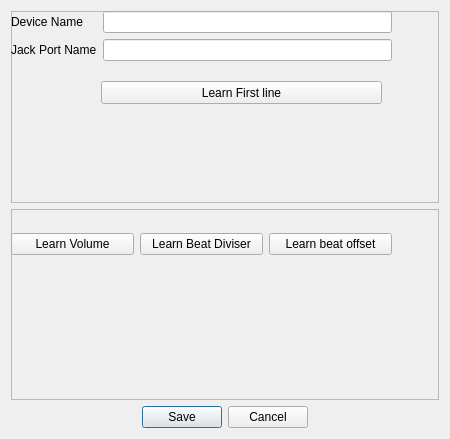
Vampouille/superboucle, file learn_ui.ui: the form before one commit.
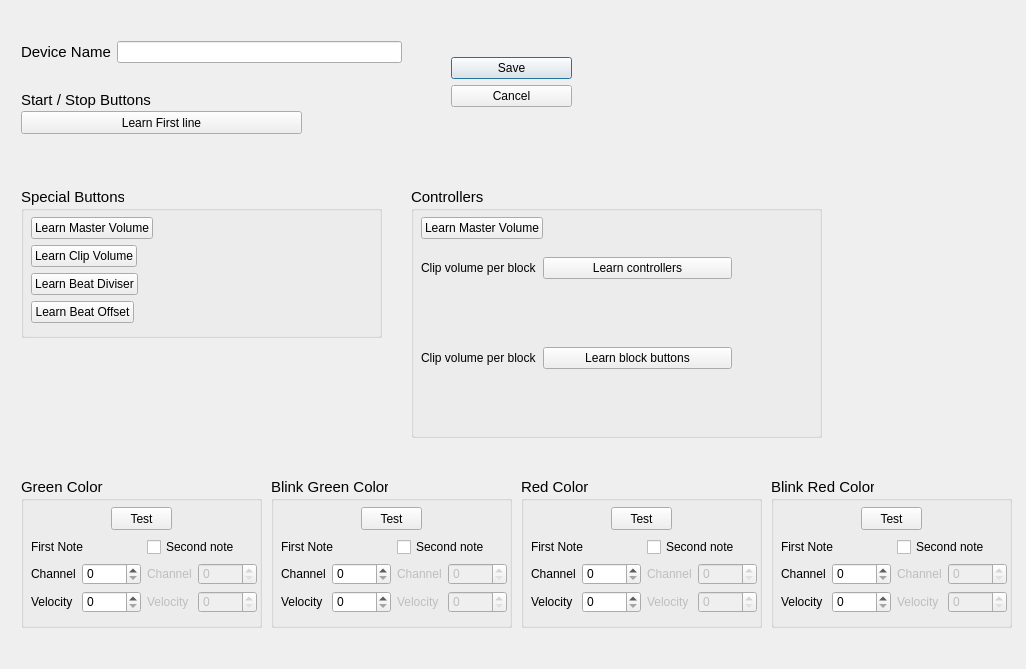
The form after the commit.

Commit message: Add many widgets and add a spacer to keep fixed between cells and others

Diff of the .ui file:
```diff
--- a/learn_ui.ui
+++ b/learn_ui.ui
@@ -6,8 +6,8 @@
    <rect>
     <x>0</x>
     <y>0</y>
-    <width>450</width>
-    <height>439</height>
+    <width>1026</width>
+    <height>669</height>
    </rect>
   </property>
   <property name="sizePolicy">
@@ -16,6 +16,12 @@
     <verstretch>0</verstretch>
    </sizepolicy>
   </property>
+  <property name="font">
+   <font>
+    <family>Lato</family>
+    <pointsize>11</pointsize>
+   </font>
+  </property>
   <property name="windowTitle">
    <string>New Device</string>
   </property>
@@ -29,7 +35,7 @@
    <item>
     <widget class="QFrame" name="frame">
      <property name="sizePolicy">
-      <sizepolicy hsizetype="Minimum" vsizetype="Minimum">
+      <sizepolicy hsizetype="Minimum" vsizetype="Fixed">
        <horstretch>0</horstretch>
        <verstretch>0</verstretch>
       </sizepolicy>
@@ -37,11 +43,11 @@
      <property name="minimumSize">
       <size>
        <width>0</width>
-       <height>104</height>
+       <height>110</height>
       </size>
      </property>
      <property name="frameShape">
-      <enum>QFrame::StyledPanel</enum>
+      <enum>QFrame::NoFrame</enum>
      </property>
      <property name="frameShadow">
       <enum>QFrame::Raised</enum>
@@ -49,10 +55,10 @@
      <widget class="QWidget" name="formLayoutWidget">
       <property name="geometry">
        <rect>
-        <x>0</x>
-        <y>0</y>
+        <x>10</x>
+        <y>10</y>
         <width>381</width>
-        <height>61</height>
+        <height>31</height>
        </rect>
       </property>
       <layout class="QFormLayout" name="formLayout">
@@ -61,6 +67,11 @@
        </property>
        <item row="0" column="0">
         <widget class="QLabel" name="label">
+         <property name="font">
+          <font>
+           <pointsize>11</pointsize>
+          </font>
+         </property>
          <property name="text">
           <string>Device Name</string>
          </property>
@@ -69,23 +80,13 @@
        <item row="0" column="1">
         <widget class="QLineEdit" name="lineEdit"/>
        </item>
-       <item row="1" column="0">
-        <widget class="QLabel" name="label_2">
-         <property name="text">
-          <string>Jack Port Name</string>
-         </property>
-        </widget>
-       </item>
-       <item row="1" column="1">
-        <widget class="QLineEdit" name="lineEdit_2"/>
-       </item>
       </layout>
      </widget>
      <widget class="QPushButton" name="firstLine">
       <property name="geometry">
        <rect>
-        <x>90</x>
-        <y>70</y>
+        <x>10</x>
+        <y>80</y>
         <width>281</width>
         <height>23</height>
        </rect>
@@ -94,19 +95,76 @@
        <string>Learn First line</string>
       </property>
      </widget>
+     <widget class="QLabel" name="label_8">
+      <property name="geometry">
+       <rect>
+        <x>10</x>
+        <y>60</y>
+        <width>149</width>
+        <height>18</height>
+       </rect>
+      </property>
+      <property name="font">
+       <font>
+        <pointsize>11</pointsize>
+       </font>
+      </property>
+      <property name="text">
+       <string>Start / Stop Buttons</string>
+      </property>
+     </widget>
+     <widget class="QDialogButtonBox" name="buttonBox">
+      <property name="geometry">
+       <rect>
+        <x>440</x>
+        <y>20</y>
+        <width>121</width>
+        <height>61</height>
+       </rect>
+      </property>
+      <property name="orientation">
+       <enum>Qt::Vertical</enum>
+      </property>
+      <property name="standardButtons">
+       <set>QDialogButtonBox::Cancel|QDialogButtonBox::Save</set>
+      </property>
+      <property name="centerButtons">
+       <bool>true</bool>
+      </property>
+     </widget>
     </widget>
    </item>
    <item>
-    <layout class="QGridLayout" name="gridLayout" rowstretch="0">
+    <layout class="QHBoxLayout" name="horizontalLayout_3">
      <property name="sizeConstraint">
       <enum>QLayout::SetMinimumSize</enum>
      </property>
+     <item>
+      <layout class="QGridLayout" name="gridLayout">
+       <property name="sizeConstraint">
+        <enum>QLayout::SetMinAndMaxSize</enum>
+       </property>
+      </layout>
+     </item>
+     <item>
+      <spacer name="horizontalSpacer">
+       <property name="orientation">
+        <enum>Qt::Horizontal</enum>
+       </property>
+       <property name="sizeHint" stdset="0">
+        <size>
+         <width>1000</width>
+         <height>20</height>
+        </size>
+       </property>
+      </spacer>
+     </item>
     </layout>
    </item>
    <item>
     <widget class="QFrame" name="frame_2">
      <property name="sizePolicy">
-      <sizepolicy hsizetype="Minimum" vsizetype="Minimum">
+      <sizepolicy hsizetype="Minimum" vsizetype="Fixed">
        <horstretch>0</horstretch>
        <verstretch>0</verstretch>
       </sizepolicy>
@@ -114,61 +172,758 @@
      <property name="minimumSize">
       <size>
        <width>0</width>
-       <height>80</height>
+       <height>449</height>
       </size>
      </property>
      <property name="frameShape">
-      <enum>QFrame::StyledPanel</enum>
+      <enum>QFrame::NoFrame</enum>
      </property>
      <property name="frameShadow">
       <enum>QFrame::Raised</enum>
      </property>
-     <widget class="QWidget" name="horizontalLayoutWidget">
+     <widget class="QGroupBox" name="groupBox">
       <property name="geometry">
        <rect>
-        <x>0</x>
+        <x>10</x>
         <y>0</y>
-        <width>381</width>
-        <height>71</height>
+        <width>361</width>
+        <height>151</height>
        </rect>
       </property>
-      <layout class="QHBoxLayout" name="horizontalLayout">
-       <item>
-        <widget class="QPushButton" name="pushButton_2">
-         <property name="text">
-          <string>Learn Volume</string>
-         </property>
-        </widget>
-       </item>
-       <item>
-        <widget class="QPushButton" name="pushButton_3">
-         <property name="text">
-          <string>Learn Beat Diviser</string>
-         </property>
-        </widget>
-       </item>
-       <item>
-        <widget class="QPushButton" name="pushButton_4">
-         <property name="text">
-          <string>Learn beat offset</string>
-         </property>
-        </widget>
-       </item>
-      </layout>
+      <property name="font">
+       <font>
+        <pointsize>11</pointsize>
+       </font>
+      </property>
+      <property name="title">
+       <string>Special Buttons</string>
+      </property>
+      <widget class="QWidget" name="formLayoutWidget_2">
+       <property name="geometry">
+        <rect>
+         <x>10</x>
+         <y>30</y>
+         <width>351</width>
+         <height>121</height>
+        </rect>
+       </property>
+       <layout class="QFormLayout" name="formLayout_2">
+        <item row="0" column="0">
+         <widget class="QPushButton" name="pushButton_2">
+          <property name="text">
+           <string>Learn Master Volume</string>
+          </property>
+         </widget>
+        </item>
+        <item row="1" column="0">
+         <widget class="QPushButton" name="learn_clip_volume">
+          <property name="text">
+           <string>Learn Clip Volume</string>
+          </property>
+         </widget>
+        </item>
+        <item row="2" column="0">
+         <widget class="QPushButton" name="learn_beat_diviser">
+          <property name="text">
+           <string>Learn Beat Diviser</string>
+          </property>
+         </widget>
+        </item>
+        <item row="3" column="0">
+         <widget class="QPushButton" name="learn_beat_offset">
+          <property name="text">
+           <string>Learn Beat Offset</string>
+          </property>
+         </widget>
+        </item>
+        <item row="0" column="1">
+         <widget class="QLabel" name="label_2">
+          <property name="text">
+           <string/>
+          </property>
+         </widget>
+        </item>
+        <item row="1" column="1">
+         <widget class="QLabel" name="label_23">
+          <property name="text">
+           <string/>
+          </property>
+         </widget>
+        </item>
+        <item row="2" column="1">
+         <widget class="QLabel" name="label_24">
+          <property name="text">
+           <string/>
+          </property>
+         </widget>
+        </item>
+        <item row="3" column="1">
+         <widget class="QLabel" name="label_25">
+          <property name="text">
+           <string/>
+          </property>
+         </widget>
+        </item>
+       </layout>
+      </widget>
      </widget>
-    </widget>
-   </item>
-   <item>
-    <widget class="QDialogButtonBox" name="buttonBox">
-     <property name="orientation">
-      <enum>Qt::Horizontal</enum>
-     </property>
-     <property name="standardButtons">
-      <set>QDialogButtonBox::Cancel|QDialogButtonBox::Save</set>
-     </property>
-     <property name="centerButtons">
-      <bool>true</bool>
-     </property>
+     <widget class="QGroupBox" name="groupBox_2">
+      <property name="geometry">
+       <rect>
+        <x>400</x>
+        <y>0</y>
+        <width>411</width>
+        <height>251</height>
+       </rect>
+      </property>
+      <property name="font">
+       <font>
+        <pointsize>11</pointsize>
+       </font>
+      </property>
+      <property name="title">
+       <string>Controllers</string>
+      </property>
+      <widget class="QWidget" name="formLayoutWidget_7">
+       <property name="geometry">
+        <rect>
+         <x>10</x>
+         <y>30</y>
+         <width>341</width>
+         <height>31</height>
+        </rect>
+       </property>
+       <layout class="QFormLayout" name="formLayout_7">
+        <property name="fieldGrowthPolicy">
+         <enum>QFormLayout::AllNonFixedFieldsGrow</enum>
+        </property>
+        <item row="0" column="0">
+         <widget class="QPushButton" name="pushButton_3">
+          <property name="text">
+           <string>Learn Master Volume</string>
+          </property>
+         </widget>
+        </item>
+        <item row="0" column="1">
+         <widget class="QLabel" name="label_26">
+          <property name="text">
+           <string/>
+          </property>
+         </widget>
+        </item>
+       </layout>
+      </widget>
+      <widget class="QWidget" name="horizontalLayoutWidget">
+       <property name="geometry">
+        <rect>
+         <x>10</x>
+         <y>100</y>
+         <width>101</width>
+         <height>52</height>
+        </rect>
+       </property>
+       <layout class="QHBoxLayout" name="ctrlsHorizontalLayout">
+        <property name="sizeConstraint">
+         <enum>QLayout::SetMinimumSize</enum>
+        </property>
+       </layout>
+      </widget>
+      <widget class="QWidget" name="horizontalLayoutWidget_2">
+       <property name="geometry">
+        <rect>
+         <x>10</x>
+         <y>190</y>
+         <width>101</width>
+         <height>51</height>
+        </rect>
+       </property>
+       <layout class="QHBoxLayout" name="btsHorizontalLayout_2"/>
+      </widget>
+      <widget class="QWidget" name="formLayoutWidget_3">
+       <property name="geometry">
+        <rect>
+         <x>10</x>
+         <y>70</y>
+         <width>311</width>
+         <height>31</height>
+        </rect>
+       </property>
+       <layout class="QFormLayout" name="formLayout_3">
+        <item row="0" column="0">
+         <widget class="QLabel" name="label_9">
+          <property name="text">
+           <string>Clip volume per block</string>
+          </property>
+         </widget>
+        </item>
+        <item row="0" column="1">
+         <widget class="QPushButton" name="pushButton">
+          <property name="text">
+           <string>Learn controllers</string>
+          </property>
+         </widget>
+        </item>
+       </layout>
+      </widget>
+      <widget class="QWidget" name="formLayoutWidget_4">
+       <property name="geometry">
+        <rect>
+         <x>10</x>
+         <y>160</y>
+         <width>311</width>
+         <height>31</height>
+        </rect>
+       </property>
+       <layout class="QFormLayout" name="formLayout_4">
+        <item row="0" column="0">
+         <widget class="QLabel" name="label_10">
+          <property name="text">
+           <string>Clip volume per block</string>
+          </property>
+         </widget>
+        </item>
+        <item row="0" column="1">
+         <widget class="QPushButton" name="pushButton_4">
+          <property name="text">
+           <string>Learn block buttons</string>
+          </property>
+         </widget>
+        </item>
+       </layout>
+      </widget>
+     </widget>
+     <widget class="QGroupBox" name="groupBox_3">
+      <property name="geometry">
+       <rect>
+        <x>10</x>
+        <y>290</y>
+        <width>241</width>
+        <height>151</height>
+       </rect>
+      </property>
+      <property name="font">
+       <font>
+        <pointsize>11</pointsize>
+       </font>
+      </property>
+      <property name="title">
+       <string>Green Color</string>
+      </property>
+      <widget class="QPushButton" name="learn_green">
+       <property name="geometry">
+        <rect>
+         <x>90</x>
+         <y>30</y>
+         <width>61</width>
+         <height>23</height>
+        </rect>
+       </property>
+       <property name="text">
+        <string>Test</string>
+       </property>
+      </widget>
+      <widget class="QWidget" name="gridLayoutWidget">
+       <property name="geometry">
+        <rect>
+         <x>10</x>
+         <y>60</y>
+         <width>226</width>
+         <height>91</height>
+        </rect>
+       </property>
+       <layout class="QGridLayout" name="gridLayout_2">
+        <item row="0" column="0">
+         <widget class="QLabel" name="label_27">
+          <property name="text">
+           <string>First Note</string>
+          </property>
+         </widget>
+        </item>
+        <item row="0" column="1">
+         <widget class="QCheckBox" name="green_has2">
+          <property name="text">
+           <string>Second note</string>
+          </property>
+         </widget>
+        </item>
+        <item row="1" column="0">
+         <layout class="QFormLayout" name="formLayout_8">
+          <item row="0" column="0">
+           <widget class="QLabel" name="label_3">
+            <property name="text">
+             <string>Channel</string>
+            </property>
+           </widget>
+          </item>
+          <item row="1" column="0">
+           <widget class="QLabel" name="label_4">
+            <property name="text">
+             <string>Velocity</string>
+            </property>
+           </widget>
+          </item>
+          <item row="0" column="1">
+           <widget class="QSpinBox" name="green_ch">
+            <property name="maximum">
+             <number>15</number>
+            </property>
+           </widget>
+          </item>
+          <item row="1" column="1">
+           <widget class="QSpinBox" name="green_vel">
+            <property name="maximum">
+             <number>127</number>
+            </property>
+           </widget>
+          </item>
+         </layout>
+        </item>
+        <item row="1" column="1">
+         <layout class="QFormLayout" name="formLayout_9">
+          <item row="0" column="0">
+           <widget class="QLabel" name="label_5">
+            <property name="enabled">
+             <bool>false</bool>
+            </property>
+            <property name="text">
+             <string>Channel</string>
+            </property>
+           </widget>
+          </item>
+          <item row="1" column="0">
+           <widget class="QLabel" name="label_6">
+            <property name="enabled">
+             <bool>false</bool>
+            </property>
+            <property name="text">
+             <string>Velocity</string>
+            </property>
+           </widget>
+          </item>
+          <item row="0" column="1">
+           <widget class="QSpinBox" name="green_ch2">
+            <property name="enabled">
+             <bool>false</bool>
+            </property>
+            <property name="maximum">
+             <number>15</number>
+            </property>
+           </widget>
+          </item>
+          <item row="1" column="1">
+           <widget class="QSpinBox" name="green_vel2">
+            <property name="enabled">
+             <bool>false</bool>
+            </property>
+            <property name="maximum">
+             <number>127</number>
+            </property>
+           </widget>
+          </item>
+         </layout>
+        </item>
+       </layout>
+      </widget>
+     </widget>
+     <widget class="QGroupBox" name="groupBox_4">
+      <property name="geometry">
+       <rect>
+        <x>260</x>
+        <y>290</y>
+        <width>241</width>
+        <height>151</height>
+       </rect>
+      </property>
+      <property name="font">
+       <font>
+        <pointsize>11</pointsize>
+       </font>
+      </property>
+      <property name="title">
+       <string>Blink Green Color</string>
+      </property>
+      <widget class="QWidget" name="gridLayoutWidget_2">
+       <property name="geometry">
+        <rect>
+         <x>10</x>
+         <y>60</y>
+         <width>226</width>
+         <height>91</height>
+        </rect>
+       </property>
+       <layout class="QGridLayout" name="gridLayout_3">
+        <item row="0" column="0">
+         <widget class="QLabel" name="label_28">
+          <property name="text">
+           <string>First Note</string>
+          </property>
+         </widget>
+        </item>
+        <item row="1" column="0">
+         <layout class="QFormLayout" name="formLayout_10">
+          <item row="0" column="0">
+           <widget class="QLabel" name="label_7">
+            <property name="text">
+             <string>Channel</string>
+            </property>
+           </widget>
+          </item>
+          <item row="1" column="0">
+           <widget class="QLabel" name="label_29">
+            <property name="text">
+             <string>Velocity</string>
+            </property>
+           </widget>
+          </item>
+          <item row="0" column="1">
+           <widget class="QSpinBox" name="blink_green_ch">
+            <property name="maximum">
+             <number>15</number>
+            </property>
+           </widget>
+          </item>
+          <item row="1" column="1">
+           <widget class="QSpinBox" name="blink_green_vel">
+            <property name="maximum">
+             <number>127</number>
+            </property>
+           </widget>
+          </item>
+         </layout>
+        </item>
+        <item row="1" column="1">
+         <layout class="QFormLayout" name="formLayout_11">
+          <item row="0" column="0">
+           <widget class="QLabel" name="label_30">
+            <property name="enabled">
+             <bool>false</bool>
+            </property>
+            <property name="text">
+             <string>Channel</string>
+            </property>
+           </widget>
+          </item>
+          <item row="1" column="0">
+           <widget class="QLabel" name="label_31">
+            <property name="enabled">
+             <bool>false</bool>
+            </property>
+            <property name="text">
+             <string>Velocity</string>
+            </property>
+           </widget>
+          </item>
+          <item row="0" column="1">
+           <widget class="QSpinBox" name="blink_green_ch2">
+            <property name="enabled">
+             <bool>false</bool>
+            </property>
+            <property name="maximum">
+             <number>15</number>
+            </property>
+           </widget>
+          </item>
+          <item row="1" column="1">
+           <widget class="QSpinBox" name="blink_green_vel2">
+            <property name="enabled">
+             <bool>false</bool>
+            </property>
+            <property name="maximum">
+             <number>127</number>
+            </property>
+           </widget>
+          </item>
+         </layout>
+        </item>
+        <item row="0" column="1">
+         <widget class="QCheckBox" name="blink_green_has2">
+          <property name="text">
+           <string>Second note</string>
+          </property>
+         </widget>
+        </item>
+       </layout>
+      </widget>
+      <widget class="QPushButton" name="learn_blink_green">
+       <property name="geometry">
+        <rect>
+         <x>90</x>
+         <y>30</y>
+         <width>61</width>
+         <height>23</height>
+        </rect>
+       </property>
+       <property name="text">
+        <string>Test</string>
+       </property>
+      </widget>
+     </widget>
+     <widget class="QGroupBox" name="groupBox_5">
+      <property name="geometry">
+       <rect>
+        <x>510</x>
+        <y>290</y>
+        <width>241</width>
+        <height>151</height>
+       </rect>
+      </property>
+      <property name="font">
+       <font>
+        <pointsize>11</pointsize>
+       </font>
+      </property>
+      <property name="title">
+       <string>Red Color</string>
+      </property>
+      <widget class="QWidget" name="gridLayoutWidget_3">
+       <property name="geometry">
+        <rect>
+         <x>10</x>
+         <y>60</y>
+         <width>226</width>
+         <height>91</height>
+        </rect>
+       </property>
+       <layout class="QGridLayout" name="gridLayout_4">
+        <item row="0" column="0">
+         <widget class="QLabel" name="label_32">
+          <property name="text">
+           <string>First Note</string>
+          </property>
+         </widget>
+        </item>
+        <item row="1" column="0">
+         <layout class="QFormLayout" name="formLayout_12">
+          <item row="0" column="0">
+           <widget class="QLabel" name="label_13">
+            <property name="text">
+             <string>Channel</string>
+            </property>
+           </widget>
+          </item>
+          <item row="1" column="0">
+           <widget class="QLabel" name="label_14">
+            <property name="text">
+             <string>Velocity</string>
+            </property>
+           </widget>
+          </item>
+          <item row="0" column="1">
+           <widget class="QSpinBox" name="red_ch">
+            <property name="maximum">
+             <number>15</number>
+            </property>
+           </widget>
+          </item>
+          <item row="1" column="1">
+           <widget class="QSpinBox" name="red_vel">
+            <property name="maximum">
+             <number>127</number>
+            </property>
+           </widget>
+          </item>
+         </layout>
+        </item>
+        <item row="1" column="1">
+         <layout class="QFormLayout" name="formLayout_13">
+          <item row="0" column="0">
+           <widget class="QLabel" name="label_15">
+            <property name="enabled">
+             <bool>false</bool>
+            </property>
+            <property name="text">
+             <string>Channel</string>
+            </property>
+           </widget>
+          </item>
+          <item row="1" column="0">
+           <widget class="QLabel" name="label_16">
+            <property name="enabled">
+             <bool>false</bool>
+            </property>
+            <property name="text">
+             <string>Velocity</string>
+            </property>
+           </widget>
+          </item>
+          <item row="0" column="1">
+           <widget class="QSpinBox" name="red_ch2">
+            <property name="enabled">
+             <bool>false</bool>
+            </property>
+            <property name="maximum">
+             <number>15</number>
+            </property>
+           </widget>
+          </item>
+          <item row="1" column="1">
+           <widget class="QSpinBox" name="red_vel2">
+            <property name="enabled">
+             <bool>false</bool>
+            </property>
+            <property name="maximum">
+             <number>127</number>
+            </property>
+           </widget>
+          </item>
+         </layout>
+        </item>
+        <item row="0" column="1">
+         <widget class="QCheckBox" name="red_has2">
+          <property name="text">
+           <string>Second note</string>
+          </property>
+         </widget>
+        </item>
+       </layout>
+      </widget>
+      <widget class="QPushButton" name="learn_red">
+       <property name="geometry">
+        <rect>
+         <x>90</x>
+         <y>30</y>
+         <width>61</width>
+         <height>23</height>
+        </rect>
+       </property>
+       <property name="text">
+        <string>Test</string>
+       </property>
+      </widget>
+     </widget>
+     <widget class="QGroupBox" name="groupBox_6">
+      <property name="geometry">
+       <rect>
+        <x>760</x>
+        <y>290</y>
+        <width>241</width>
+        <height>151</height>
+       </rect>
+      </property>
+      <property name="font">
+       <font>
+        <pointsize>11</pointsize>
+       </font>
+      </property>
+      <property name="title">
+       <string>Blink Red Color</string>
+      </property>
+      <widget class="QWidget" name="gridLayoutWidget_4">
+       <property name="geometry">
+        <rect>
+         <x>10</x>
+         <y>60</y>
+         <width>226</width>
+         <height>91</height>
+        </rect>
+       </property>
+       <layout class="QGridLayout" name="gridLayout_5">
+        <item row="0" column="0">
+         <widget class="QLabel" name="label_33">
+          <property name="text">
+           <string>First Note</string>
+          </property>
+         </widget>
+        </item>
+        <item row="1" column="0">
+         <layout class="QFormLayout" name="formLayout_14">
+          <item row="0" column="0">
+           <widget class="QLabel" name="label_17">
+            <property name="text">
+             <string>Channel</string>
+            </property>
+           </widget>
+          </item>
+          <item row="1" column="0">
+           <widget class="QLabel" name="label_34">
+            <property name="text">
+             <string>Velocity</string>
+            </property>
+           </widget>
+          </item>
+          <item row="0" column="1">
+           <widget class="QSpinBox" name="red_blink_ch">
+            <property name="maximum">
+             <number>15</number>
+            </property>
+           </widget>
+          </item>
+          <item row="1" column="1">
+           <widget class="QSpinBox" name="red_blink_vel">
+            <property name="maximum">
+             <number>127</number>
+            </property>
+           </widget>
+          </item>
+         </layout>
+        </item>
+        <item row="1" column="1">
+         <layout class="QFormLayout" name="formLayout_15">
+          <item row="0" column="0">
+           <widget class="QLabel" name="label_35">
+            <property name="enabled">
+             <bool>false</bool>
+            </property>
+            <property name="text">
+             <string>Channel</string>
+            </property>
+           </widget>
+          </item>
+          <item row="1" column="0">
+           <widget class="QLabel" name="label_36">
+            <property name="enabled">
+             <bool>false</bool>
+            </property>
+            <property name="text">
+             <string>Velocity</string>
+            </property>
+           </widget>
+          </item>
+          <item row="0" column="1">
+           <widget class="QSpinBox" name="red_blink_ch2">
+            <property name="enabled">
+             <bool>false</bool>
+            </property>
+            <property name="maximum">
+             <number>15</number>
+            </property>
+           </widget>
+          </item>
+          <item row="1" column="1">
+           <widget class="QSpinBox" name="red_blink_vel2">
+            <property name="enabled">
+             <bool>false</bool>
+            </property>
+            <property name="maximum">
+             <number>127</number>
+            </property>
+           </widget>
+          </item>
+         </layout>
+        </item>
+        <item row="0" column="1">
+         <widget class="QCheckBox" name="red_blink_has2">
+          <property name="text">
+           <string>Second note</string>
+          </property>
+         </widget>
+        </item>
+       </layout>
+      </widget>
+      <widget class="QPushButton" name="learn_blink_red">
+       <property name="geometry">
+        <rect>
+         <x>90</x>
+         <y>30</y>
+         <width>61</width>
+         <height>23</height>
+        </rect>
+       </property>
+       <property name="text">
+        <string>Test</string>
+       </property>
+      </widget>
+     </widget>
     </widget>
    </item>
   </layout>
```
The commit also changes 1 other file.
